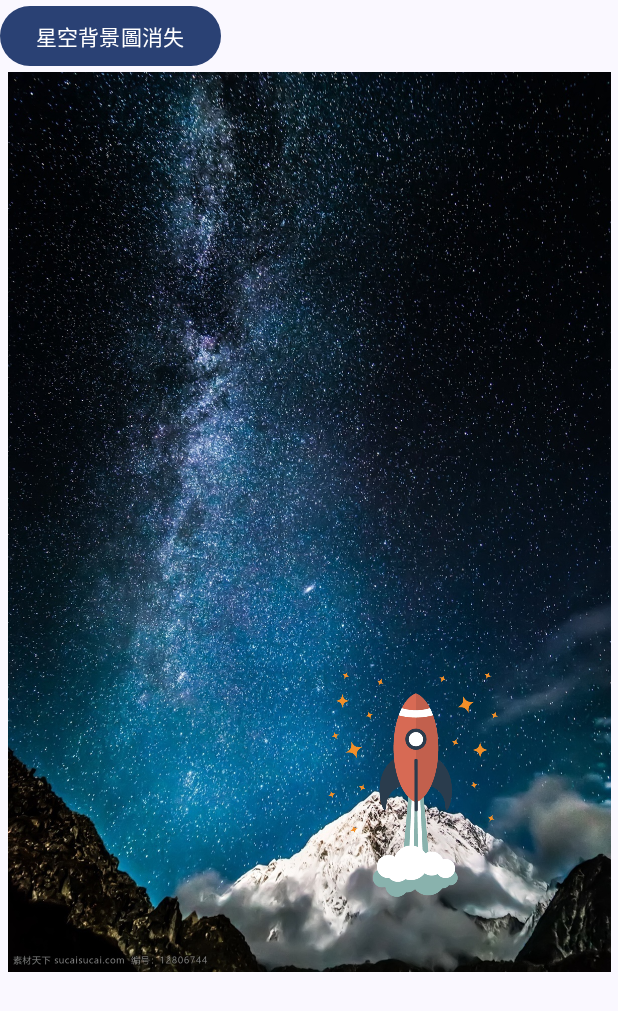
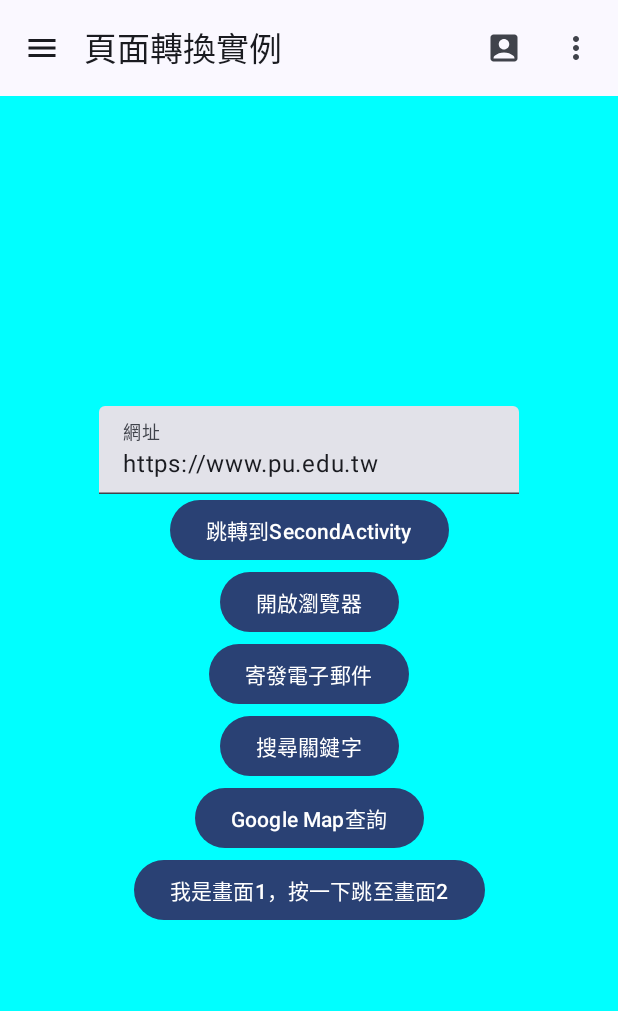
Before and after one commit to chiusjennifer/Compose_Intent, an Android app built with Jetpack Compose: the screen it shows after launch (MainActivity), on a phone screen of 412 x 824 dp. Shown: the top 1011 px of the screen. Run offline under Robolectric (Android 15) with nearby library versions, the phone set to English and light mode, and no system bars.

Commit message:
Intent +自學

```diff
--- a/app/build.gradle.kts
+++ b/app/build.gradle.kts
@@ -59,11 +59,14 @@ dependencies {
     implementation("androidx.compose.ui:ui-graphics")
     implementation("androidx.compose.ui:ui-tooling-preview")
     implementation("androidx.compose.material3:material3")
+    implementation(platform("androidx.compose:compose-bom:2023.08.00"))
+    implementation("androidx.navigation:navigation-compose:2.7.7")
     testImplementation("junit:junit:4.13.2")
     androidTestImplementation("androidx.test.ext:junit:1.1.5")
     androidTestImplementation("androidx.test.espresso:espresso-core:3.5.1")
     androidTestImplementation(platform("androidx.compose:compose-bom:2023.08.00"))
     androidTestImplementation("androidx.compose.ui:ui-test-junit4")
+    androidTestImplementation(platform("androidx.compose:compose-bom:2023.08.00"))
     debugImplementation("androidx.compose.ui:ui-tooling")
     debugImplementation("androidx.compose.ui:ui-test-manifest")
 }
--- a/app/src/main/java/tw/edu/pu/s1114859/compose_practice/MainActivity.kt
+++ b/app/src/main/java/tw/edu/pu/s1114859/compose_practice/MainActivity.kt
@@ -1,6 +1,11 @@
 package tw.edu.pu.s1114859.compose_practice
 
+import android.app.Activity
+import android.app.SearchManager
+import android.content.Intent
+import android.net.Uri
 import android.os.Bundle
+import android.widget.Toast
 import androidx.activity.ComponentActivity
 import androidx.activity.compose.setContent
 import androidx.compose.animation.AnimatedVisibility
@@ -18,6 +23,7 @@ import androidx.compose.foundation.BorderStroke
 import androidx.compose.foundation.Image
 import androidx.compose.foundation.background
 import androidx.compose.foundation.clickable
+import androidx.compose.foundation.layout.Arrangement
 import androidx.compose.foundation.layout.Box
 import androidx.compose.foundation.layout.Column
 import androidx.compose.foundation.layout.Row
@@ -29,12 +35,23 @@ import androidx.compose.foundation.layout.size
 import androidx.compose.foundation.shape.CircleShape
 import androidx.compose.foundation.shape.CutCornerShape
 import androidx.compose.foundation.shape.RoundedCornerShape
+import androidx.compose.material.icons.Icons
+import androidx.compose.material.icons.filled.Menu
+import androidx.compose.material.icons.filled.MoreVert
+import androidx.compose.material.icons.rounded.AccountBox
 import androidx.compose.material3.Button
 import androidx.compose.material3.ButtonDefaults
 import androidx.compose.material3.ButtonDefaults.buttonColors
+import androidx.compose.material3.DropdownMenu
+import androidx.compose.material3.DropdownMenuItem
+import androidx.compose.material3.ExperimentalMaterial3Api
+import androidx.compose.material3.Icon
+import androidx.compose.material3.IconButton
 import androidx.compose.material3.MaterialTheme
 import androidx.compose.material3.Surface
 import androidx.compose.material3.Text
+import androidx.compose.material3.TextField
+import androidx.compose.material3.TopAppBar
 import androidx.compose.runtime.Composable
 import androidx.compose.runtime.remember
 import androidx.compose.ui.Alignment
@@ -49,7 +66,12 @@ import androidx.compose.ui.unit.sp
 import androidx.compose.runtime.*
 import androidx.compose.ui.draw.rotate
 import androidx.compose.ui.geometry.Offset
+import androidx.compose.ui.platform.LocalContext
 import androidx.compose.ui.unit.dp
+import androidx.navigation.NavController
+import androidx.navigation.compose.NavHost
+import androidx.navigation.compose.composable
+import androidx.navigation.compose.rememberNavController
 import tw.edu.pu.s1114859.compose_practice.ui.theme.Compose_practiceTheme
 
 class MainActivity : ComponentActivity() {
@@ -63,8 +85,9 @@ class MainActivity : ComponentActivity() {
                     color = MaterialTheme.colorScheme.background
                 ) {
                    // Greeting("Compose實例")
-                    Animation()
-
+                    //FirstScreen()
+                   // SecondScreen()
+                    Main()
                 }
             }
         }
@@ -72,73 +95,130 @@ class MainActivity : ComponentActivity() {
 }
 
 @Composable
-fun Animation(){
-    var appear by  remember{ mutableStateOf(true) }//背景出現
-    var expanded by remember{ mutableStateOf(true) }//背景延展
-    var fly by remember { mutableStateOf(false) }//火箭升空
-    //角度動畫
-    val buttonAngle by animateFloatAsState(
-        if (appear)360f else 0f,
-        animationSpec = tween(durationMillis = 2500)
-    )
-    //顏色動畫
-    val backgroundColor by animateColorAsState(
-        if(appear)Color.Transparent else Color.Green,
-        animationSpec = tween(2000,500)
-    )
-    //大小動畫
-    val rocketSize by animateDpAsState(
-        if (fly) 75.dp else 150.dp,
-        animationSpec = tween(2000)
-    )
-    val rocketOffset by animateOffsetAsState(
-        if(fly) Offset(200f,50f) else Offset(200f,400f),
-        animationSpec = tween(2000)
-    )
-    Column(Modifier.background(backgroundColor)) {
+fun FirstScreen(navController:NavController){
+    val context= LocalContext.current //取得app的運行環境
+    var url by remember { mutableStateOf("https://www.pu.edu.tw") }
+    Column(modifier = Modifier
+        .fillMaxSize()
+        .background(Color.Cyan),
+        verticalArrangement = Arrangement.Center,
+        horizontalAlignment = Alignment.CenterHorizontally
+        ) {
+        TextField(
+           value = url,
+            onValueChange = {newText->
+                url=newText
+            },
+            label = { Text(text = "網址")},
+            placeholder = {
+                Text(text = "請輸入您要瀏覽的網站") }
+        )
+        Button(onClick = {
+            var it=Intent(context,SecondActivity::class.java)
+            it.putExtra("website",url)
+            context.startActivity(it)
+        }) {
+            Text(text = "跳轉到SecondActivity")
+        }
+        Button(onClick = {
+            var it=Intent(Intent.ACTION_VIEW)
+            it.data= Uri.parse(url)
+            context.startActivity(it)
+        }) {
+           Text(text = "開啟瀏覽器")
+        }
+        Button(onClick = {
+            var it =Intent(Intent.ACTION_SENDTO)
+            it.data=Uri.parse("mailto:tcyang@gm.pu.edu.tw")
+            context.startActivity(it)
+        }) {
+            Text(text = "寄發電子郵件")
+        }
         Button(
-            onClick = {appear=!appear},
-            modifier = Modifier.rotate(buttonAngle)
-        ){
-            if(appear) Text(text = "星空背景圖消失")
-            else Text(text = "星空背景圖出現")
+            onClick = {
+                var it = Intent(Intent.ACTION_WEB_SEARCH)
+                it.putExtra(SearchManager.QUERY,"靜宜資管")
+                context.startActivity(it)
+            }
+        )
+        {
+            Text(text = "搜尋關鍵字")
         }
-        AnimatedVisibility(
-            visible = appear,
-            enter = fadeIn(
-                initialAlpha = 0.1f,
-                animationSpec = tween(durationMillis = 5000))
-            + slideInHorizontally (
-                animationSpec = tween(durationMillis = 5000)){fullWidth ->
-                fullWidth/3
-            },
-            exit = fadeOut(animationSpec = tween(durationMillis = 5000))
-            + slideOutHorizontally(
-                animationSpec = tween(durationMillis = 5000){fullWidth->
-                    -fullWidth/3
-                }
-            )
-        ){
-            Image(painter = painterResource(id = R.drawable.sky),
-                contentDescription = "星空背景圖",
-            modifier= Modifier
-                .animateContentSize()
-                .fillMaxWidth()
-                .height(if (expanded) 600.dp else 400.dp)
-                .clickable(
-                ) {
-                    expanded = !expanded
-                }
-            )
-            Image(painter = painterResource(id = R.drawable.rocket),
-                contentDescription ="火箭",
-                modifier= Modifier
-                    .size(rocketSize)
-                    .offset(rocketOffset.x.dp,rocketOffset.y.dp)
-                    .clickable {
-                        fly = !fly
-                    })
+        Button(onClick = {
+            var it=Intent(Intent.ACTION_VIEW)
+            it.data=Uri.parse("geo:24.2267756,120.5771591")
+            context.startActivity(it)
+        }) {
+         Text(text = "Google Map查詢")
         }
-
+        Button(onClick = {
+            navController.navigate("JumpSecond")
+        }) {
+        Text(text = "我是畫面1，按一下跳至畫面2")
+        }
     }
 }
+@Composable
+fun SecondScreen(navController: NavController){
+    Column(modifier= Modifier
+        .fillMaxSize()
+        .background(Color.Yellow),
+        verticalArrangement=Arrangement.Center,
+        horizontalAlignment = Alignment.CenterHorizontally
+    ) {
+        Button(onClick = {
+            navController.navigate("JumpFirst")
+        }) {
+            Text(text = "我是畫面2，按一下跳至畫面1")
+        }
+    }
+}
+@OptIn(ExperimentalMaterial3Api::class)
+@Composable
+fun Main(){
+    val navController= rememberNavController()
+    val context = LocalContext.current
+    var showMenu by remember { mutableStateOf(false)}
+    Column {
+        TopAppBar(
+            title = { Text(text = "頁面轉換實例") },
+            navigationIcon = {
+                IconButton(onClick = {
+                    Toast.makeText(context,"您點選了導覽圖示",Toast.LENGTH_SHORT).show()
+                }) {
+                    Icon(Icons.Default.Menu, contentDescription = "Navigation icon")
+                }
+            },
+            actions = {
+                IconButton(
+                    onClick = {Toast.makeText(context,"作者:楊子青",Toast.LENGTH_SHORT).show() }
+                ){
+                 Icon(Icons.Rounded.AccountBox, contentDescription = "Author")
+                }
+                IconButton(onClick = { showMenu=true }) {
+                    Icon(Icons.Default.MoreVert, contentDescription = "More")
+                }
+                DropdownMenu(
+                    expanded = showMenu, onDismissRequest = {showMenu=false}
+                ) {
+                    DropdownMenu(
+                        expanded = showMenu, onDismissRequest = { showMenu=false }
+                    ){
+                        DropdownMenuItem(text = {Text("畫面1")},
+                            onClick = {navController.navigate("JumpFirst")})
+                        DropdownMenuItem(text = {Text("畫面2")},
+                            onClick = {navController.navigate("JumpSecond")})
+                    }
+                }
+            })
+
+        NavHost(navController = navController, startDestination = "JumpFirst") {
+            composable("JumpFirst") {
+                FirstScreen(navController = navController)
+            }
+            composable("JumpSecond") {
+                SecondScreen(navController = navController)
+            }
+        }
+    }
+}
--- a/app/src/main/res/values/strings.xml
+++ b/app/src/main/res/values/strings.xml
@@ -1,3 +1,4 @@
 <resources>
     <string name="app_name">Compose_practice</string>
+    <string name="title_activity_second">SecondActivity</string>
 </resources>
```
Also changed, not shown: app/src/main/AndroidManifest.xml (+7 -0 lines), app/src/main/java/tw/edu/pu/s1114859/compose_practice/SecondActivity.kt (added, +68 -0 lines).
